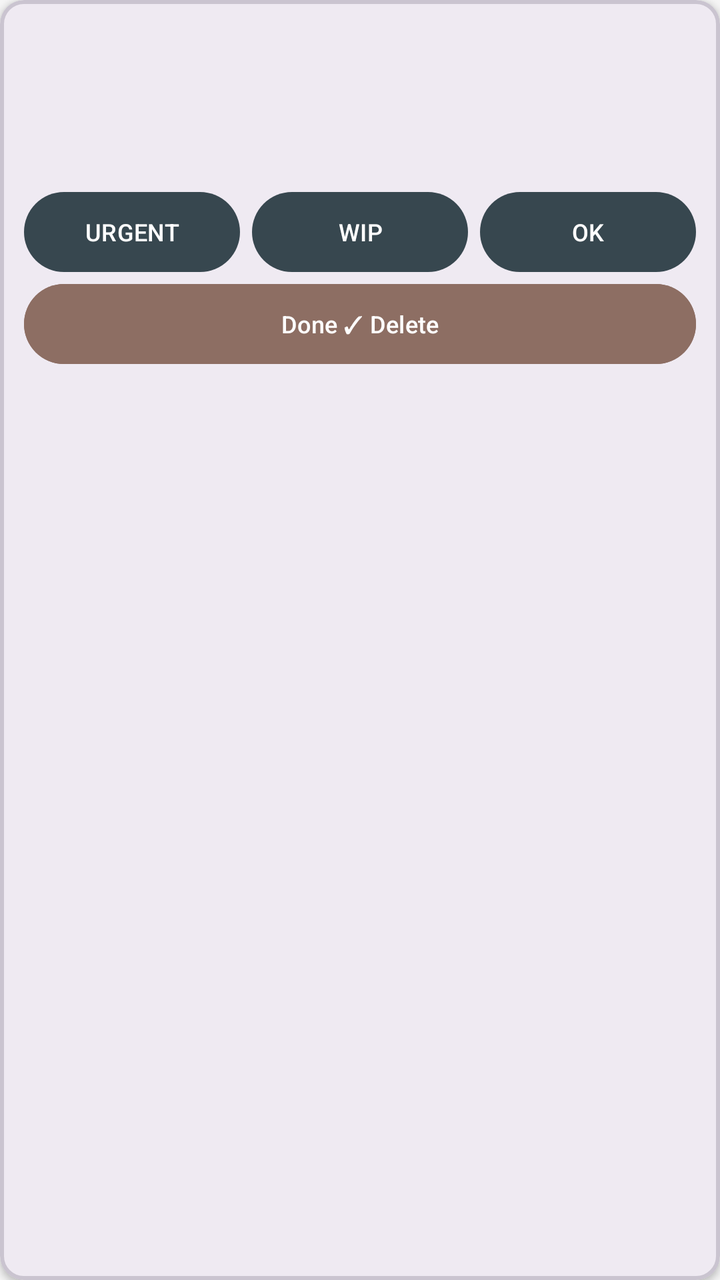
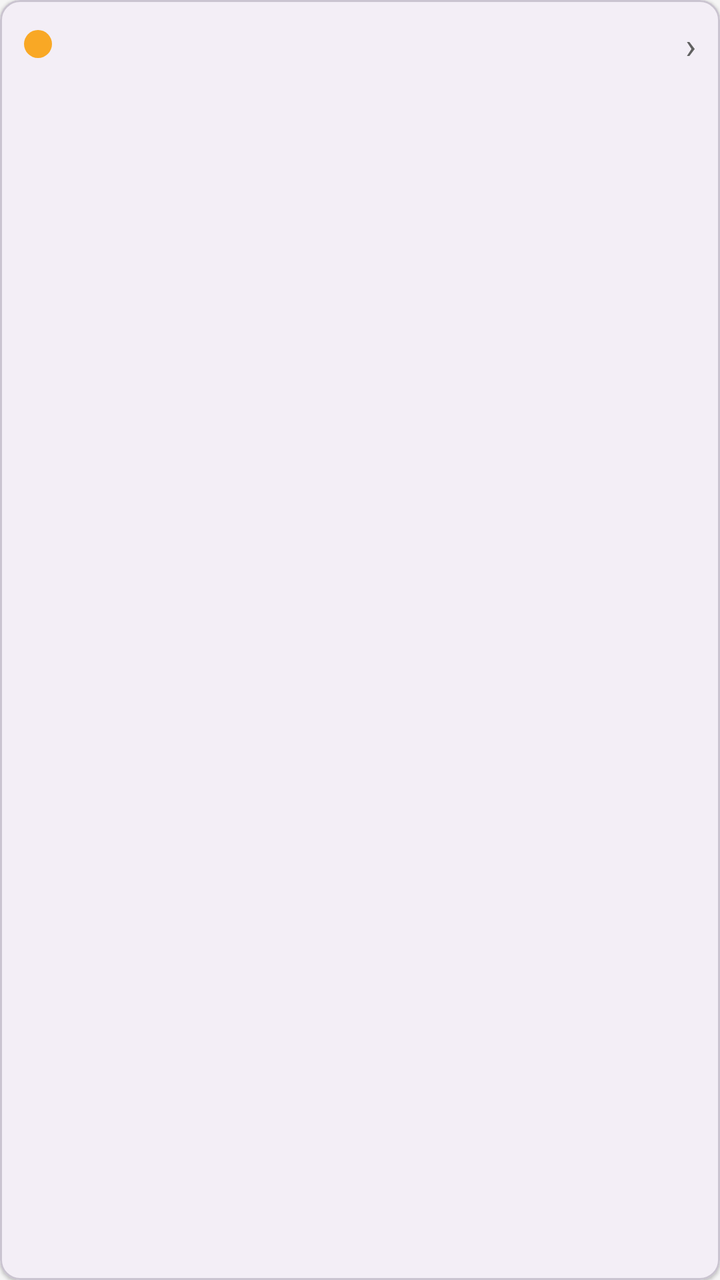

Screens rendered from an Android XML layout before and after an edit, with the pre-edit source and the edit as a unified diff.
<!-- AndroidManifest.xml: application theme Theme.WIPStatusTracker -->
<!-- res/layout/item_work.xml -->
<?xml version="1.0" encoding="utf-8"?>
<com.google.android.material.card.MaterialCardView xmlns:android="http://schemas.android.com/apk/res/android"
    xmlns:app="http://schemas.android.com/apk/res-auto"
    android:id="@+id/cardItem"
    android:layout_width="match_parent"
    android:layout_height="wrap_content"
    android:layout_marginHorizontal="12dp"
    android:layout_marginTop="10dp"
    app:cardCornerRadius="12dp"
    app:cardElevation="2dp"
    app:strokeWidth="2dp">

    <LinearLayout
        android:layout_width="match_parent"
        android:layout_height="wrap_content"
        android:orientation="vertical"
        android:padding="12dp">

        <LinearLayout
            android:layout_width="match_parent"
            android:layout_height="wrap_content"
            android:orientation="horizontal"
            android:gravity="center_vertical">

            <TextView
                android:id="@+id/textTimestamp"
                android:layout_width="0dp"
                android:layout_height="wrap_content"
                android:layout_weight="1"
                android:textColor="@color/text_secondary"
                android:textSize="12sp" />

            <TextView
                android:id="@+id/textOverdueBadge"
                android:layout_width="wrap_content"
                android:layout_height="wrap_content"
                android:layout_marginEnd="6dp"
                android:paddingHorizontal="10dp"
                android:paddingVertical="3dp"
                android:text="@string/overdue_badge"
                android:textColor="@color/white"
                android:textSize="12sp"
                android:textStyle="bold"
                android:visibility="gone" />

            <TextView
                android:id="@+id/textStatusBadge"
                android:layout_width="wrap_content"
                android:layout_height="wrap_content"
                android:paddingHorizontal="10dp"
                android:paddingVertical="3dp"
                android:textColor="@color/white"
                android:textSize="12sp"
                android:textStyle="bold" />
        </LinearLayout>

        <TextView
            android:id="@+id/textCompany"
            android:layout_width="match_parent"
            android:layout_height="wrap_content"
            android:layout_marginTop="6dp"
            android:textColor="@color/text_primary"
            android:textSize="17sp"
            android:textStyle="bold" />

        <TextView
            android:id="@+id/textDescription"
            android:layout_width="match_parent"
            android:layout_height="wrap_content"
            android:layout_marginTop="4dp"
            android:textColor="@color/text_primary"
            android:textSize="14sp" />

        <TextView
            android:id="@+id/textDeadline"
            android:layout_width="match_parent"
            android:layout_height="wrap_content"
            android:layout_marginTop="6dp"
            android:textSize="13sp"
            android:textStyle="bold"
            android:visibility="gone" />

        <LinearLayout
            android:layout_width="match_parent"
            android:layout_height="wrap_content"
            android:layout_marginTop="10dp"
            android:orientation="horizontal">

            <Button
                android:id="@+id/buttonUrgent"
                style="@style/Widget.Material3.Button"
                android:layout_width="0dp"
                android:layout_height="wrap_content"
                android:layout_weight="1"
                android:layout_marginEnd="6dp"
                android:minHeight="40dp"
                android:insetTop="0dp"
                android:insetBottom="0dp"
                android:text="@string/status_urgent"
                android:textSize="12sp" />

            <Button
                android:id="@+id/buttonWip"
                style="@style/Widget.Material3.Button"
                android:layout_width="0dp"
                android:layout_height="wrap_content"
                android:layout_weight="1"
                android:layout_marginEnd="6dp"
                android:minHeight="40dp"
                android:insetTop="0dp"
                android:insetBottom="0dp"
                android:text="@string/status_wip"
                android:textSize="12sp" />

            <Button
                android:id="@+id/buttonOk"
                style="@style/Widget.Material3.Button"
                android:layout_width="0dp"
                android:layout_height="wrap_content"
                android:layout_weight="1"
                android:minHeight="40dp"
                android:insetTop="0dp"
                android:insetBottom="0dp"
                android:text="@string/status_ok"
                android:textSize="12sp" />
        </LinearLayout>

        <Button
            android:id="@+id/buttonDelete"
            style="@style/Widget.Material3.Button"
            android:layout_width="match_parent"
            android:layout_height="wrap_content"
            android:layout_marginTop="6dp"
            android:minHeight="40dp"
            android:insetTop="0dp"
            android:insetBottom="0dp"
            android:backgroundTint="@color/delete_button"
            android:text="@string/delete_done"
            android:textColor="@color/white"
            android:textSize="12sp" />
    </LinearLayout>
</com.google.android.material.card.MaterialCardView>
<!-- resources referenced by this layout -->
<resources>
  <color name="delete_button">#8D6E63</color>
  <color name="text_primary">#212121</color>
  <color name="text_secondary">#616161</color>
  <color name="white">#FFFFFF</color>
  <string name="delete_done">Done ✓ Delete</string>
  <string name="overdue_badge">OVERDUE</string>
  <string name="status_ok">OK</string>
  <string name="status_urgent">URGENT</string>
  <string name="status_wip">WIP</string>
  <style name="Theme.WIPStatusTracker" parent="Theme.Material3.Light.NoActionBar">
          <item name="colorPrimary">@color/primary</item>
          <item name="colorPrimaryVariant">@color/primary_dark</item>
          <item name="colorOnPrimary">@color/white</item>
          <item name="colorSecondary">@color/accent</item>
          <item name="android:statusBarColor">@color/primary_dark</item>
          <item name="android:windowBackground">@color/screen_background</item>
      </style>
  <color name="primary">#37474F</color>
  <color name="primary_dark">#263238</color>
  <color name="accent">#00897B</color>
  <color name="screen_background">#F5F5F5</color>
</resources>

<!-- the commit's change to res/layout/item_work.xml (unified diff, before → after) -->
@@ -5,138 +5,54 @@
     android:layout_width="match_parent"
     android:layout_height="wrap_content"
     android:layout_marginHorizontal="12dp"
-    android:layout_marginTop="10dp"
-    app:cardCornerRadius="12dp"
-    app:cardElevation="2dp"
-    app:strokeWidth="2dp">
+    android:layout_marginTop="6dp"
+    android:clickable="true"
+    android:focusable="true"
+    android:foreground="?attr/selectableItemBackground"
+    app:cardCornerRadius="10dp"
+    app:cardElevation="1dp"
+    app:strokeWidth="1dp">
 
     <LinearLayout
         android:layout_width="match_parent"
         android:layout_height="wrap_content"
-        android:orientation="vertical"
-        android:padding="12dp">
+        android:orientation="horizontal"
+        android:gravity="center_vertical"
+        android:paddingHorizontal="12dp"
+        android:paddingVertical="10dp">
 
-        <LinearLayout
-            android:layout_width="match_parent"
-            android:layout_height="wrap_content"
-            android:orientation="horizontal"
-            android:gravity="center_vertical">
-
-            <TextView
-                android:id="@+id/textTimestamp"
-                android:layout_width="0dp"
-                android:layout_height="wrap_content"
-                android:layout_weight="1"
-                android:textColor="@color/text_secondary"
-                android:textSize="12sp" />
-
-            <TextView
-                android:id="@+id/textOverdueBadge"
-                android:layout_width="wrap_content"
-                android:layout_height="wrap_content"
-                android:layout_marginEnd="6dp"
-                android:paddingHorizontal="10dp"
-                android:paddingVertical="3dp"
-                android:text="@string/overdue_badge"
-                android:textColor="@color/white"
-                android:textSize="12sp"
-                android:textStyle="bold"
-                android:visibility="gone" />
-
-            <TextView
-                android:id="@+id/textStatusBadge"
-                android:layout_width="wrap_content"
-                android:layout_height="wrap_content"
-                android:paddingHorizontal="10dp"
-                android:paddingVertical="3dp"
-                android:textColor="@color/white"
-                android:textSize="12sp"
-                android:textStyle="bold" />
-        </LinearLayout>
+        <View
+            android:id="@+id/statusDot"
+            android:layout_width="14dp"
+            android:layout_height="14dp"
+            android:layout_marginEnd="10dp"
+            android:background="@drawable/status_dot" />
 
         <TextView
             android:id="@+id/textCompany"
-            android:layout_width="match_parent"
+            android:layout_width="0dp"
             android:layout_height="wrap_content"
-            android:layout_marginTop="6dp"
+            android:layout_weight="1"
+            android:ellipsize="end"
+            android:maxLines="1"
             android:textColor="@color/text_primary"
-            android:textSize="17sp"
+            android:textSize="15sp"
             android:textStyle="bold" />
 
         <TextView
-            android:id="@+id/textDescription"
-            android:layout_width="match_parent"
+            android:id="@+id/textDue"
+            android:layout_width="wrap_content"
             android:layout_height="wrap_content"
-            android:layout_marginTop="4dp"
-            android:textColor="@color/text_primary"
-            android:textSize="14sp" />
+            android:layout_marginStart="8dp"
+            android:textSize="12sp"
+            android:textStyle="bold" />
 
         <TextView
-            android:id="@+id/textDeadline"
-            android:layout_width="match_parent"
+            android:layout_width="wrap_content"
             android:layout_height="wrap_content"
-            android:layout_marginTop="6dp"
-            android:textSize="13sp"
-            android:textStyle="bold"
-            android:visibility="gone" />
-
-        <LinearLayout
-            android:layout_width="match_parent"
-            android:layout_height="wrap_content"
-            android:layout_marginTop="10dp"
-            android:orientation="horizontal">
-
-            <Button
-                android:id="@+id/buttonUrgent"
-                style="@style/Widget.Material3.Button"
-                android:layout_width="0dp"
-                android:layout_height="wrap_content"
-                android:layout_weight="1"
-                android:layout_marginEnd="6dp"
-                android:minHeight="40dp"
-                android:insetTop="0dp"
-                android:insetBottom="0dp"
-                android:text="@string/status_urgent"
-                android:textSize="12sp" />
-
-            <Button
-                android:id="@+id/buttonWip"
-                style="@style/Widget.Material3.Button"
-                android:layout_width="0dp"
-                android:layout_height="wrap_content"
-                android:layout_weight="1"
-                android:layout_marginEnd="6dp"
-                android:minHeight="40dp"
-                android:insetTop="0dp"
-                android:insetBottom="0dp"
-                android:text="@string/status_wip"
-                android:textSize="12sp" />
-
-            <Button
-                android:id="@+id/buttonOk"
-                style="@style/Widget.Material3.Button"
-                android:layout_width="0dp"
-                android:layout_height="wrap_content"
-                android:layout_weight="1"
-                android:minHeight="40dp"
-                android:insetTop="0dp"
-                android:insetBottom="0dp"
-                android:text="@string/status_ok"
-                android:textSize="12sp" />
-        </LinearLayout>
-
-        <Button
-            android:id="@+id/buttonDelete"
-            style="@style/Widget.Material3.Button"
-            android:layout_width="match_parent"
-            android:layout_height="wrap_content"
-            android:layout_marginTop="6dp"
-            android:minHeight="40dp"
-            android:insetTop="0dp"
-            android:insetBottom="0dp"
-            android:backgroundTint="@color/delete_button"
-            android:text="@string/delete_done"
-            android:textColor="@color/white"
-            android:textSize="12sp" />
+            android:layout_marginStart="6dp"
+            android:text="›"
+            android:textColor="@color/text_secondary"
+            android:textSize="18sp" />
     </LinearLayout>
 </com.google.android.material.card.MaterialCardView>
<!-- resource entries referenced after the edit -->
@@ -1,14 +1,13 @@
 <!-- resources referenced by this layout -->
 <resources>
-  <color name="delete_button">#8D6E63</color>
   <color name="text_primary">#212121</color>
   <color name="text_secondary">#616161</color>
+  <!-- drawable status_dot (drawable) -->
+  <?xml version="1.0" encoding="utf-8"?>
+  <shape xmlns:android="http://schemas.android.com/apk/res/android" android:shape="oval">
+      <solid android:color="@color/status_wip" />
+  </shape>
   <color name="white">#FFFFFF</color>
-  <string name="delete_done">Done ✓ Delete</string>
-  <string name="overdue_badge">OVERDUE</string>
-  <string name="status_ok">OK</string>
-  <string name="status_urgent">URGENT</string>
-  <string name="status_wip">WIP</string>
   <style name="Theme.WIPStatusTracker" parent="Theme.Material3.Light.NoActionBar">
           <item name="colorPrimary">@color/primary</item>
           <item name="colorPrimaryVariant">@color/primary_dark</item>
@@ -17,6 +16,7 @@
           <item name="android:statusBarColor">@color/primary_dark</item>
           <item name="android:windowBackground">@color/screen_background</item>
       </style>
+  <color name="status_wip">#F9A825</color>
   <color name="primary">#37474F</color>
   <color name="primary_dark">#263238</color>
   <color name="accent">#00897B</color>
